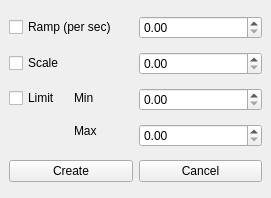
Qt form ui/RackParamDevice.ui (AlexisMrl/HegelLab) before a commit.
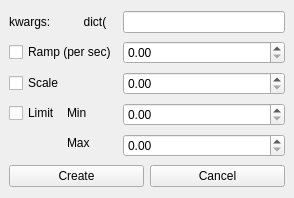
The same form after that commit. Custom widgets are drawn as their Qt base class.

Commit message: [Features] add/remove devices, edit kwargs

Diff of the .ui file:
```diff
--- a/ui/RackParamDevice.ui
+++ b/ui/RackParamDevice.ui
@@ -6,7 +6,7 @@
    <rect>
     <x>0</x>
     <y>0</y>
-    <width>271</width>
+    <width>294</width>
     <height>198</height>
    </rect>
   </property>
@@ -15,32 +15,21 @@
   </property>
   <widget class="QWidget" name="centralwidget">
    <layout class="QGridLayout" name="gridLayout">
-    <item row="6" column="0" colspan="2">
-     <layout class="QHBoxLayout" name="horizontalLayout">
-      <item>
-       <widget class="QPushButton" name="pb_create">
-        <property name="text">
-         <string>Create</string>
-        </property>
-       </widget>
-      </item>
-      <item>
-       <widget class="QPushButton" name="pb_cancel">
-        <property name="text">
-         <string>Cancel</string>
-        </property>
-       </widget>
-      </item>
-     </layout>
-    </item>
-    <item row="0" column="0">
+    <item row="1" column="0">
      <widget class="QCheckBox" name="cb_ramp">
       <property name="text">
        <string>Ramp (per sec)</string>
       </property>
      </widget>
     </item>
-    <item row="2" column="0">
+    <item row="1" column="1">
+     <widget class="PyScientificSpinBox" name="sb_ramp">
+      <property name="enabled">
+       <bool>true</bool>
+      </property>
+     </widget>
+    </item>
+    <item row="3" column="0">
      <widget class="QCheckBox" name="cb_scale">
       <property name="toolTip">
        <string>&lt;html&gt;&lt;head/&gt;&lt;body&gt;&lt;p&gt;On writing, it writes  basedev.get()*scale_factor&lt;/p&gt;&lt;p&gt;On reading it returns basedev.set(val/scale_factor)&lt;/p&gt;&lt;/body&gt;&lt;/html&gt;</string>
@@ -53,35 +42,14 @@
       </property>
      </widget>
     </item>
-    <item row="0" column="1">
-     <widget class="PyScientificSpinBox" name="sb_ramp">
-      <property name="enabled">
-       <bool>true</bool>
-      </property>
-     </widget>
-    </item>
-    <item row="2" column="1">
-     <widget class="PyScientificSpinBox" name="sb_scale">
-      <property name="enabled">
-       <bool>true</bool>
-      </property>
-     </widget>
-    </item>
     <item row="4" column="1">
-     <widget class="PyScientificSpinBox" name="sb_max">
-      <property name="enabled">
-       <bool>true</bool>
-      </property>
-     </widget>
-    </item>
-    <item row="3" column="1">
      <widget class="PyScientificSpinBox" name="sb_min">
       <property name="enabled">
        <bool>true</bool>
       </property>
      </widget>
     </item>
-    <item row="3" column="0" rowspan="2">
+    <item row="4" column="0" rowspan="2">
      <layout class="QGridLayout" name="gridLayout_3">
       <item row="0" column="0">
        <widget class="QCheckBox" name="cb_limit">
@@ -112,6 +80,52 @@
       </item>
      </layout>
     </item>
+    <item row="7" column="0" colspan="2">
+     <layout class="QHBoxLayout" name="horizontalLayout">
+      <item>
+       <widget class="QPushButton" name="pb_create">
+        <property name="text">
+         <string>Create</string>
+        </property>
+       </widget>
+      </item>
+      <item>
+       <widget class="QPushButton" name="pb_cancel">
+        <property name="text">
+         <string>Cancel</string>
+        </property>
+       </widget>
+      </item>
+     </layout>
+    </item>
+    <item row="3" column="1">
+     <widget class="PyScientificSpinBox" name="sb_scale">
+      <property name="enabled">
+       <bool>true</bool>
+      </property>
+     </widget>
+    </item>
+    <item row="5" column="1">
+     <widget class="PyScientificSpinBox" name="sb_max">
+      <property name="enabled">
+       <bool>true</bool>
+      </property>
+     </widget>
+    </item>
+    <item row="0" column="0">
+     <widget class="QLabel" name="label">
+      <property name="text">
+       <string>kwargs:          dict(</string>
+      </property>
+     </widget>
+    </item>
+    <item row="0" column="1">
+     <widget class="QLineEdit" name="le_kwargs">
+      <property name="placeholderText">
+       <string/>
+      </property>
+     </widget>
+    </item>
    </layout>
   </widget>
  </widget>
```
The commit also changes 9 other files.
